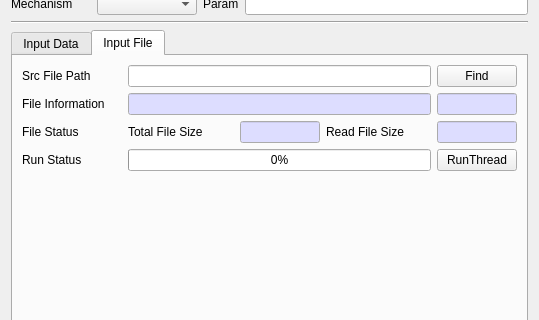
jykim74/CryptokiMan, file CryptokiMan/digest_dlg.ui: the form before one commit; both pictures show x 0 to 539 and y 112 to 432 of the 539 by 671 pixel window.
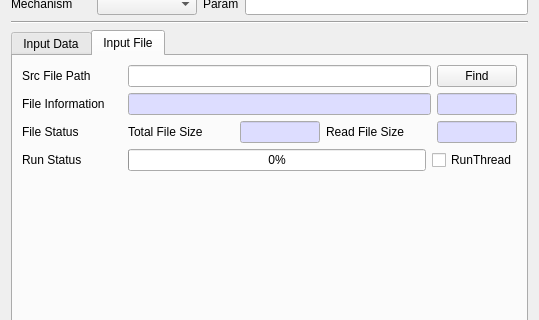
The form after the commit.

What changed in the file:
```diff
--- a/CryptokiMan/digest_dlg.ui
+++ b/CryptokiMan/digest_dlg.ui
@@ -855,7 +855,7 @@
           </widget>
          </item>
          <item row="0" column="2">
-          <widget class="QPushButton" name="mDigestThreadBtn">
+          <widget class="QCheckBox" name="mRunThreadCheck">
            <property name="text">
             <string>RunThread</string>
            </property>
```
